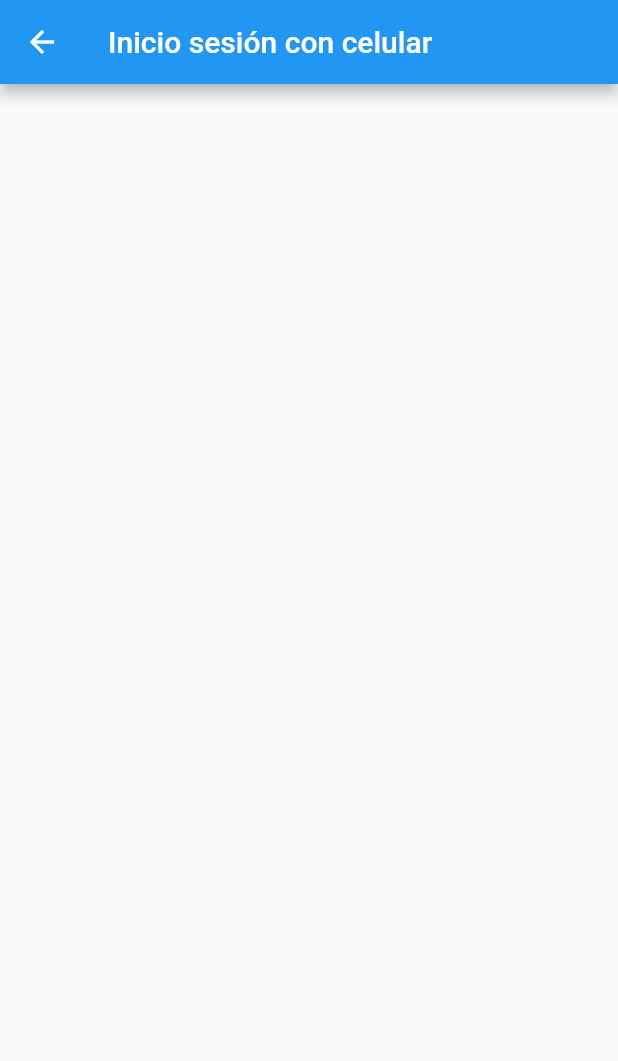
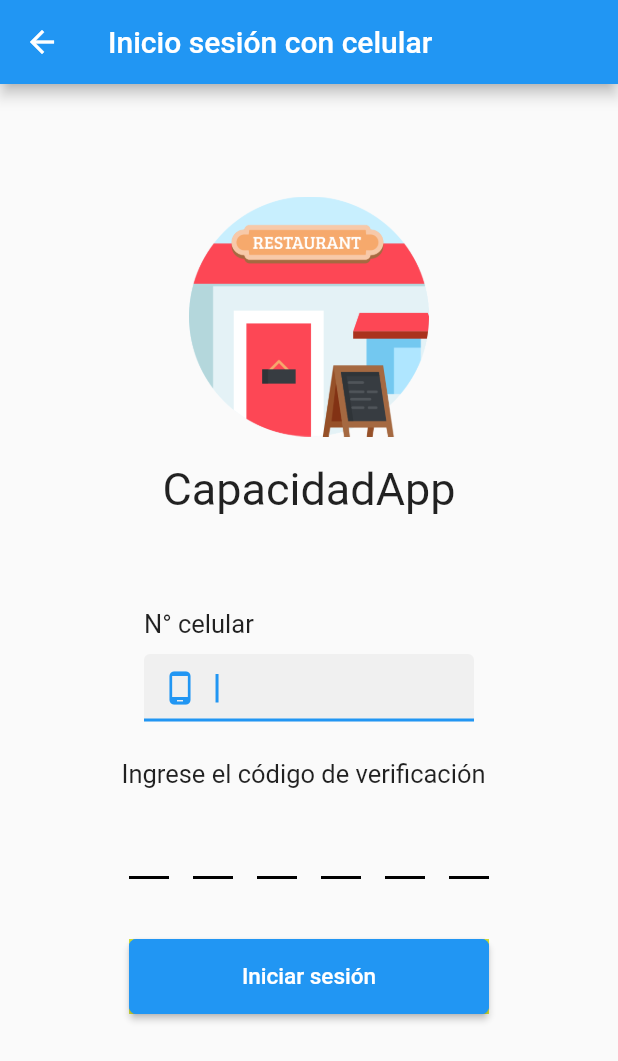
Before and after one commit to jocgomez/ProyectoCiudadesMoviles, a Flutter app: the screen it shows after launch, after a tap on "Iniciar con celular", on a phone screen of 412 x 824 dp. Shown: the top 1061 px of the screen. Run offline on Flutter 3.47's test engine with Material 2 defaults, Android fonts, the phone set to English and light mode, and no system bars; drawn by our look-alikes of sms_autofill; our stand-ins replace cloud_firestore, geolocator, google_maps_flutter, location; accounts and stored records are empty.

Commit message:
Agregue los elementos necesarios para la interfaz de inicio sesión con celular

```diff
--- a/ciudadesmoviles/lib/Estilos/Estilos.dart
+++ b/ciudadesmoviles/lib/Estilos/Estilos.dart
@@ -10,4 +10,7 @@ class Estilos {
   static const Color colorBotonDeshabilitado = Colors.grey;
   static const Color bordeBoton = Colors.blue;
   static const Color colorazul = Colors.blue;
+
+  //Estilos de los textos
+  static const TextStyle estiloTextoCelular = TextStyle(fontSize: 17);
 }
--- a/ciudadesmoviles/lib/Paginas/Celular.dart
+++ b/ciudadesmoviles/lib/Paginas/Celular.dart
@@ -1,4 +1,7 @@
+import 'package:ciudadesmoviles/Componentes/boton.dart';
+import 'package:ciudadesmoviles/Estilos/Estilos.dart';
 import 'package:flutter/material.dart';
+import 'package:sms_autofill/sms_autofill.dart';
 
 class InicioCelular extends StatefulWidget{
 
@@ -24,6 +27,86 @@ class _InicioCelularState extends State{
 
       ),
 
+      body: Center(
+
+        child: Column(
+
+          children: [
+
+            SizedBox(height: 75),
+            Container(
+                width: 160,
+                height: 160,
+                /*color: Colors.red,*/
+                child: Image.asset('assets/restaurante.png')),
+            SizedBox(height: 15),
+            Container(
+                alignment: Alignment.center,
+                width: 220,
+                height: 40,
+                /*color: Colors.blue,*/
+                child: Text('CapacidadApp',
+                    style: TextStyle(fontSize: 30),
+                    textAlign: TextAlign.center)),
+            SizedBox(height: 60),
+            Container(
+              width: 220,
+              height: 20,
+              /*color: Colors.yellow,*/
+              child: Text('N° celular', style: Estilos.estiloTextoCelular)),
+            SizedBox(height: 10),
+            Container(
+              width: 220,
+              height: 45,
+              /*color: Colors.blue,*/
+              child: TextField(
+                autofocus: true,
+                keyboardType: TextInputType.number,
+                decoration: InputDecoration(
+                  filled: true,
+                  prefixIcon: Icon(Icons.phone_android)
+                ),
+              ),
+            ),
+            SizedBox(height: 25),
+            Container(
+              width: 250,
+              height: 20,
+              /*color: Colors.deepOrange,*/
+              child: Text('Ingrese el código de verificación', style: Estilos.estiloTextoCelular),
+            ),
+            SizedBox(height: 10),
+            Container(
+              width: 240,
+              height: 50,
+              /*color: Colors.green,*/
+              child: PinFieldAutoFill(
+                codeLength: 6,
+                onCodeChanged: (codigo){
+
+                  print(codigo);
+
+                },
+              ),
+            ),
+            SizedBox(height: 40),
+            Container(
+              width: 240,
+              height: 50,
+              color: Colors.lime,
+              child:  BotonAtomo(color: Estilos.colorazul,
+                   estiloTexto: Estilos.estiloTextoBoton ,
+                   texto: "Iniciar sesión",
+                   colorBorde: Estilos.bordeBoton,
+                   funcion: (){})
+            )
+
+          ],
+
+        ),
+
+      ),
+
     );
 
   }//Fin Widget
--- a/ciudadesmoviles/lib/Paginas/Login.dart
+++ b/ciudadesmoviles/lib/Paginas/Login.dart
@@ -93,7 +93,7 @@ class _LoginPaginaState extends State<LoginPagina> {
 
   void _interfazCelular() {
     Navigator.of(context)
-        .push(MaterialPageRoute(builder: (context) => InicioCelular()));
+        .pushNamed("/celular");
   } //Fin método
 
 //****************************************************************************************************/
--- a/ciudadesmoviles/pubspec.yaml
+++ b/ciudadesmoviles/pubspec.yaml
@@ -23,6 +23,7 @@ environment:
 dependencies:
   flutter:
     sdk: flutter
+  sms_autofill: ^1.2.6
 
   # The following adds the Cupertino Icons font to your application.
   # Use with the CupertinoIcons class for iOS style icons.
```
Also changed, not shown: ciudadesmoviles/pubspec.lock.
